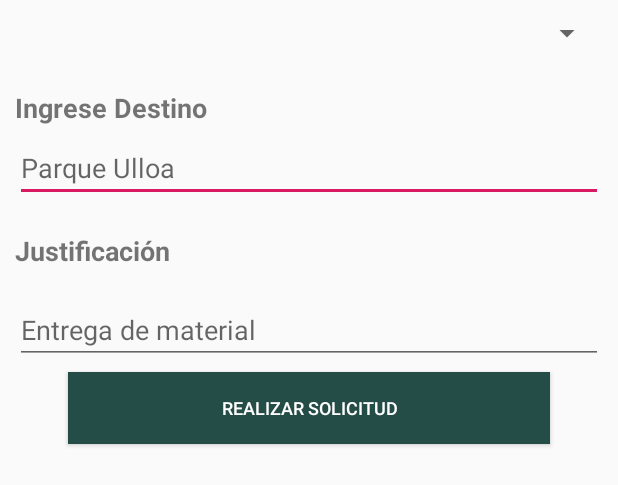
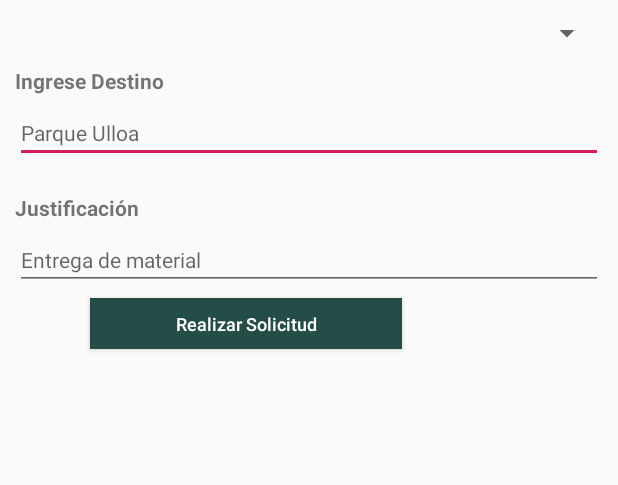
Before and after one commit to joseocampo/VehicleTrackerSystemApp, an Android app: the layout fragment_fragment_solicitar_vhiculo.xml on its own in the app's theme, with its tools: preview values and no code run, on a phone screen of 412 x 824 dp. Shown: the top 485 px of the screen. Run offline under Robolectric (Android 15) with nearby library versions, the phone set to English and light mode, and no system bars.

```diff
--- a/app/build.gradle
+++ b/app/build.gradle
@@ -27,4 +27,5 @@ dependencies {
     testImplementation 'junit:junit:4.12'
     androidTestImplementation 'com.android.support.test:runner:1.0.2'
     androidTestImplementation 'com.android.support.test.espresso:espresso-core:3.0.2'
+    implementation 'com.android.volley:volley:1.1.1'
 }
--- a/app/src/main/AndroidManifest.xml
+++ b/app/src/main/AndroidManifest.xml
@@ -1,6 +1,7 @@
 <?xml version="1.0" encoding="utf-8"?>
 <manifest xmlns:android="http://schemas.android.com/apk/res/android"
     package="joseocampo.VehicleTrackerSystemApp.com">
+    <uses-permission android:name="android.permission.INTERNET"/>
 
     <application
         android:allowBackup="true"
--- a/app/src/main/res/layout/fragment_fragment_solicitar_vhiculo.xml
+++ b/app/src/main/res/layout/fragment_fragment_solicitar_vhiculo.xml
@@ -12,16 +12,17 @@
     <Spinner
         android:id="@+id/listaVehiculos"
         android:layout_width="match_parent"
-        android:layout_height="wrap_content" />
+        android:layout_height="wrap_content"
+        android:gravity="start" />
 
     <TextView
         android:id="@+id/textView2"
         android:layout_width="match_parent"
         android:layout_height="wrap_content"
-        android:layout_marginTop="25dp"
+        android:layout_marginTop="10dp"
         android:layout_marginBottom="5dp"
         android:text="@string/ingrese_destino"
-        android:textSize="18sp"
+        android:textSize="14sp"
         android:textStyle="bold" />
 
     <EditText
@@ -33,16 +34,17 @@
         android:ems="10"
         android:hint="@string/parque_ulloa"
         android:inputType="textPersonName"
+        android:textSize="14sp"
         tools:targetApi="o" />
 
     <TextView
         android:id="@+id/textView3"
         android:layout_width="match_parent"
-        android:layout_height="37dp"
+        android:layout_height="wrap_content"
         android:layout_marginTop="10dp"
         android:layout_marginBottom="5dp"
         android:text="@string/justificaci_n"
-        android:textSize="18sp"
+        android:textSize="14sp"
         android:textStyle="bold" />
 
     <EditText
@@ -53,18 +55,20 @@
         android:ems="10"
         android:hint="@string/entrega_de_material"
         android:inputType="textPersonName"
+        android:textSize="14sp"
         tools:targetApi="o" />
 
     <Button
-        android:id="@+id/button"
-        android:layout_width="match_parent"
-        android:layout_height="wrap_content"
-        android:layout_marginLeft="35dp"
+        android:id="@+id/btnRealizarSolicitud"
+        android:layout_width="208dp"
+        android:layout_height="34dp"
+        android:layout_marginLeft="50dp"
         android:layout_marginTop="5dp"
-        android:layout_marginRight="35dp"
+        android:layout_marginRight="50dp"
         android:layout_marginBottom="35dp"
         android:background="@color/colorPrimary"
         android:text="@string/realizar_solicitud"
+        android:textAllCaps="false"
         android:textColor="@android:color/background_light"
         android:textSize="12sp" />
 </LinearLayout>
--- a/app/src/main/res/values/colors.xml
+++ b/app/src/main/res/values/colors.xml
@@ -1,6 +1,6 @@
 <?xml version="1.0" encoding="utf-8"?>
 <resources>
     <color name="colorPrimary">#254d48</color>
-    <color name="colorPrimaryDark">#00574B</color>
+    <color name="colorPrimaryDark">#21544d</color>
     <color name="colorAccent">#d81b60</color>
 </resources>
```
Also changed, not shown: app/src/main/java/joseocampo/VehicleTrackerSystemApp/com/FragmentSolicitarVhiculo.java (+36 -1 lines).
